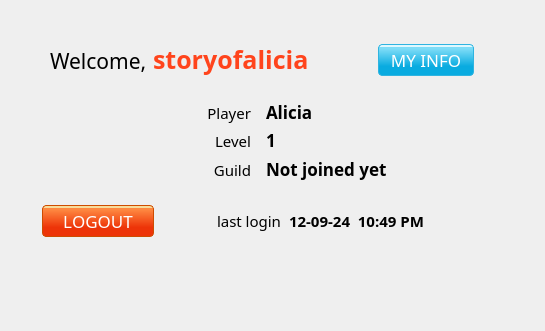
Qt form src/res/MenuWidget.ui (Story-Of-Alicia/alicia-launcher-qt) before a commit.
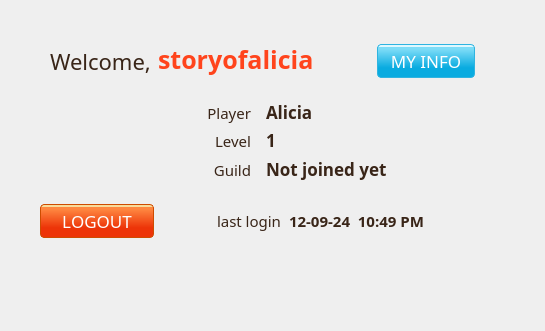
The same form after that commit. Icons and pictures are not drawn.

Commit message: Further UI changes in all parts

Diff of the .ui file:
```diff
--- a/src/res/MenuWidget.ui
+++ b/src/res/MenuWidget.ui
@@ -19,6 +19,14 @@
 	background-repeat: no-repeat;
 }
 
+QLabel {
+	color: #392518;
+}
+
+QLabel#l_welcome {
+	font-size: 22px;
+}
+
 QLabel#l_username_d {
 	color: #FF441C;
 }
@@ -31,10 +39,10 @@
   <widget class="QPushButton" name="btn_logout">
    <property name="geometry">
     <rect>
-     <x>42</x>
-     <y>205</y>
-     <width>112</width>
-     <height>32</height>
+     <x>40</x>
+     <y>204</y>
+     <width>114</width>
+     <height>34</height>
     </rect>
    </property>
    <property name="font">
@@ -134,6 +142,7 @@
     <font>
      <family>NanumGothic</family>
      <pointsize>11</pointsize>
+     <stylestrategy>PreferAntialias</stylestrategy>
      <hintingpreference>PreferNoHinting</hintingpreference>
      <fontweight>DemiBold</fontweight>
     </font>
@@ -158,6 +167,7 @@
     <font>
      <family>NanumGothic</family>
      <pointsize>11</pointsize>
+     <stylestrategy>PreferAntialias</stylestrategy>
      <hintingpreference>PreferNoHinting</hintingpreference>
      <fontweight>DemiBold</fontweight>
     </font>
@@ -182,6 +192,7 @@
     <font>
      <family>NanumGothic</family>
      <pointsize>11</pointsize>
+     <stylestrategy>PreferAntialias</stylestrategy>
      <hintingpreference>PreferNoHinting</hintingpreference>
      <fontweight>DemiBold</fontweight>
     </font>
@@ -196,10 +207,10 @@
   <widget class="QPushButton" name="btn_info">
    <property name="geometry">
     <rect>
-     <x>378</x>
+     <x>377</x>
      <y>44</y>
-     <width>96</width>
-     <height>32</height>
+     <width>98</width>
+     <height>34</height>
     </rect>
    </property>
    <property name="font">
@@ -293,6 +304,7 @@
      <family>EurostileBla</family>
      <pointsize>13</pointsize>
      <bold>true</bold>
+     <stylestrategy>PreferAntialias</stylestrategy>
      <hintingpreference>PreferNoHinting</hintingpreference>
     </font>
    </property>
@@ -314,6 +326,7 @@
      <family>EurostileBla</family>
      <pointsize>13</pointsize>
      <bold>true</bold>
+     <stylestrategy>PreferAntialias</stylestrategy>
      <hintingpreference>PreferNoHinting</hintingpreference>
     </font>
    </property>
@@ -335,6 +348,7 @@
      <family>EurostileBla</family>
      <pointsize>13</pointsize>
      <bold>true</bold>
+     <stylestrategy>PreferAntialias</stylestrategy>
      <hintingpreference>PreferNoHinting</hintingpreference>
     </font>
    </property>
@@ -346,7 +360,7 @@
    <property name="geometry">
     <rect>
      <x>50</x>
-     <y>45</y>
+     <y>46</y>
      <width>111</width>
      <height>31</height>
     </rect>
@@ -354,11 +368,15 @@
    <property name="font">
     <font>
      <family>NanumGothic</family>
-     <pointsize>16</pointsize>
+     <pointsize>-1</pointsize>
+     <stylestrategy>PreferAntialias</stylestrategy>
      <hintingpreference>PreferNoHinting</hintingpreference>
      <fontweight>DemiBold</fontweight>
     </font>
    </property>
+   <property name="styleSheet">
+    <string notr="true">font-size: 22px;</string>
+   </property>
    <property name="text">
     <string>Welcome,</string>
    </property>
@@ -366,7 +384,7 @@
   <widget class="QLabel" name="l_username_d">
    <property name="geometry">
     <rect>
-     <x>153</x>
+     <x>158</x>
      <y>44</y>
      <width>191</width>
      <height>31</height>
@@ -377,9 +395,13 @@
      <family>EurostileBla</family>
      <pointsize>19</pointsize>
      <bold>true</bold>
+     <stylestrategy>PreferAntialias</stylestrategy>
      <hintingpreference>PreferNoHinting</hintingpreference>
     </font>
    </property>
+   <property name="styleSheet">
+    <string notr="true"/>
+   </property>
    <property name="text">
     <string>storyofalicia</string>
    </property>
```
Left out of the diff: 2 changed lines with no effect on the pictures. The commit also changes 4 other files.
